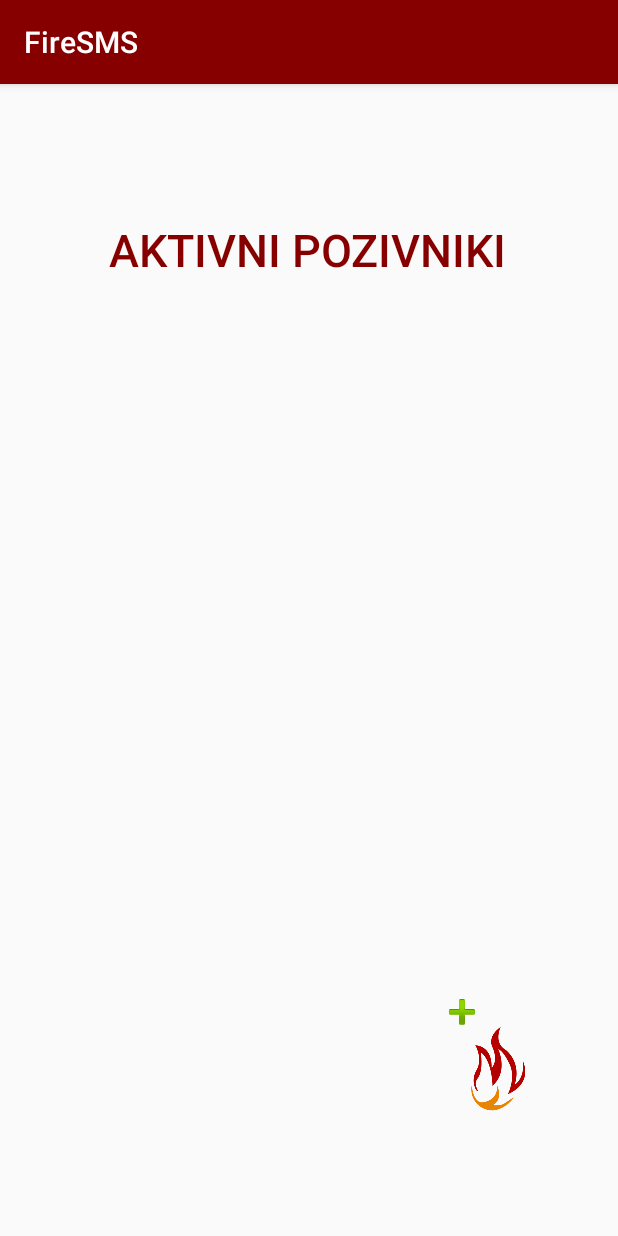
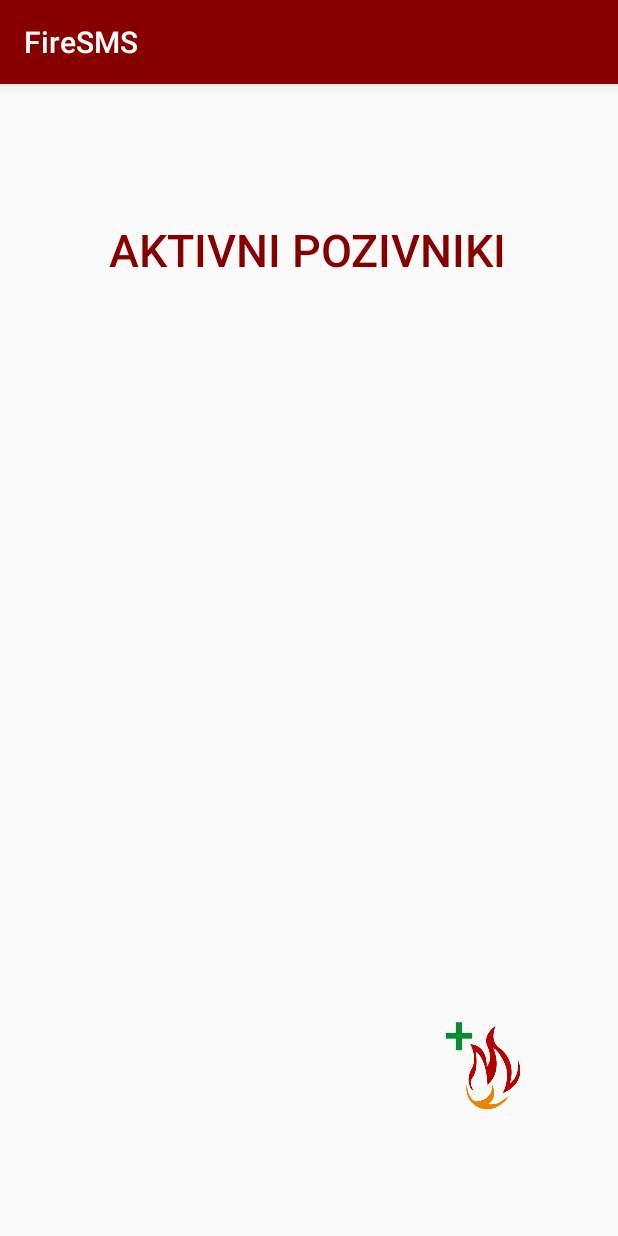
Before and after one commit to Simon442/FireSMS, an Android app: the AddPagerActivity screen opened directly, with no data from a screen before it, on a phone screen of 412 x 824 dp. Run offline under Robolectric (Android 15) with nearby library versions, the phone set to English and light mode, and no system bars.

Commit message:
- UI spremembe

```diff
--- a/app/build.gradle
+++ b/app/build.gradle
@@ -26,4 +26,5 @@ dependencies {
     androidTestImplementation 'androidx.test.ext:junit:1.1.1'
     androidTestImplementation 'androidx.test.espresso:espresso-core:3.2.0'
     implementation 'androidx.recyclerview:recyclerview:1.1.0'
+    implementation 'com.google.android.material:material:1.0.0'
 }
--- a/app/src/main/res/layout/activity_add_pager.xml
+++ b/app/src/main/res/layout/activity_add_pager.xml
@@ -23,30 +23,34 @@
 
     <ImageButton
         android:id="@+id/addPagerBtn"
-        android:layout_width="92dp"
-        android:layout_height="83dp"
-        android:layout_marginStart="284dp"
-        android:layout_marginTop="465dp"
-        android:layout_marginEnd="35dp"
-        android:layout_marginBottom="52dp"
+        android:layout_width="74dp"
+        android:layout_height="64dp"
+        android:layout_marginEnd="48dp"
+        android:layout_marginBottom="80dp"
         android:backgroundTint="#00FFFFFF"
-        android:contentDescription="@string/todo"
-        android:tint="#00FFFFFF"
+        android:contentDescription="TODO"
         app:layout_constraintBottom_toBottomOf="parent"
         app:layout_constraintEnd_toEndOf="parent"
-        app:layout_constraintStart_toStartOf="parent"
-        app:layout_constraintTop_toBottomOf="@+id/textView3"
         app:srcCompat="@mipmap/ic_launcher_foreground" />
 
-    <ImageView
-        android:id="@+id/imageView3"
+    <TextView
+        android:id="@+id/textView2"
+        android:layout_width="19dp"
+        android:layout_height="48dp"
+        android:layout_marginStart="296dp"
+        android:layout_marginBottom="112dp"
+        android:text="+"
+        android:textAppearance="@style/TextAppearance.AppCompat.Body2"
+        android:textColor="#078B32"
+        android:textSize="36sp"
+        app:layout_constraintBottom_toBottomOf="parent"
+        app:layout_constraintStart_toStartOf="parent" />
+
+    <androidx.constraintlayout.widget.Guideline
+        android:id="@+id/guideline"
         android:layout_width="wrap_content"
         android:layout_height="wrap_content"
-        android:layout_marginTop="472dp"
-        android:layout_marginEnd="88dp"
-        app:layout_constraintEnd_toEndOf="parent"
-        app:layout_constraintTop_toBottomOf="@+id/textView3"
-        app:srcCompat="@android:drawable/ic_input_add"
-        android:contentDescription="TODO" />
+        android:orientation="horizontal"
+        app:layout_constraintGuide_end="196dp" />
 
 </androidx.constraintlayout.widget.ConstraintLayout>
```
